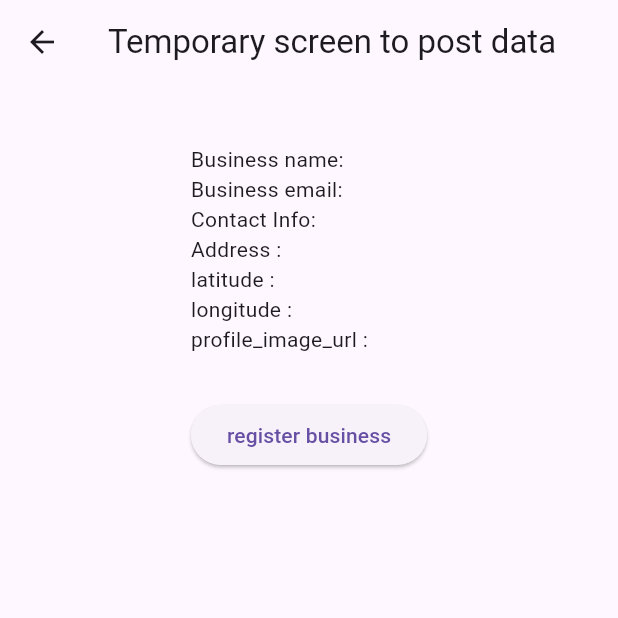
After one commit to sandeepraju124/backend, a Flutter app: the PostBusiness screen opened directly, after a tap on "register business", on a phone screen of 412 x 824 dp, the top half of it. The commit adds this screen. Run offline on Flutter 3.47's test engine with Material 3 defaults, Android fonts, the phone set to English and light mode, and no system bars; our stand-ins replace dotted_border, flare_flutter, flutter_svg, flutter_typeahead, geolocator, google_maps_flutter and 3 more; missing offline and left inert: google_maps_webservice, razorpay_flutter, time_range_picker.

Commit message:
posting business is done

```diff
--- a/lib/provider/registrationdata.dart
+++ b/lib/provider/registrationdata.dart
@@ -10,10 +10,15 @@ class RegistrationProvider extends ChangeNotifier{
   Map<String, dynamic> _registrationData =  {
     'businessName' : '',
     'businessEmail':'',
+    'business_description':'',
     'contactInfo' : '',
     'address':'',
+    'country':'',
     'latitude': '',
-    'longitude': ''
+    'longitude': '',
+    'profile_image_url':'',
+    'category':'',
+    'sub_category':'',
 
   };
 
--- /dev/null
+++ b/lib/register/postbusinessdata.dart
@@ -0,0 +1,109 @@
+import 'dart:math';
+
+import 'package:backendapp/provider/registrationdata.dart';
+import 'package:flutter/material.dart';
+import 'package:provider/provider.dart';
+import 'package:http/http.dart' as http;
+
+class PostBusiness extends StatefulWidget {
+  const PostBusiness({super.key});
+
+  @override
+  State<PostBusiness> createState() => _PostBusinessState();
+}
+
+class _PostBusinessState extends State<PostBusiness> {
+  @override
+  Widget build(BuildContext context) {
+    var data = Provider.of<RegistrationProvider>(context);
+    return Scaffold(
+      appBar: AppBar(title: const Text("Temporary screen to post data")),
+      body: Center(
+        child: Column(
+          crossAxisAlignment: CrossAxisAlignment.start,
+          // mainAxisAlignment: MainAxisAlignment.center,
+          children: [
+            SizedBox(
+              height: 40,
+            ),
+            Text('Business name: ${data.registrationData['businessName']}'),
+            Text('Business email: ${data.registrationData['businessEmail']}'),
+            Text('Contact Info: ${data.registrationData['contactInfo']}'),
+            // const Text('Password: *****'),
+            Text('Address : ${data.registrationData['address']}'),
+            Text('latitude : ${data.registrationData['latitude']}'),
+            Text('longitude : ${data.registrationData['longitude']}'),
+            Text(
+                'profile_image_url : ${data.registrationData['profile_image_url']}'),
+            SizedBox(
+              height: 30,
+            ),
+            ElevatedButton(
+                onPressed: () {
+// "business_uid","business_name","business_description","contact_information","country",
+// "category","sub_category","profile_image_url","longitude","latitude","address"
+
+                  Future<void> postBusiness() async {
+                    // var data = Provider.of<RegistrationProvider>;
+                    print("before try");
+                    try {
+                      print("inside try");
+                      final url = Uri.parse(
+                          // "https://supernova1137.azurewebsites.net/testingdataimageupdate");
+                          "https://supernova1137.azurewebsites.net/pg/business");
+                      // final url = Uri.parse('https://revolution.azurewebsites.net/services');
+                      // final headers = {'Content-Type': 'application/json'};
+
+                      Map<String, String> body = {
+                        'business_uid': "dodntknowbutsearch",
+                        'business_name': data.registrationData['businessName'],
+                        'business_description':
+                            data.registrationData['business_description'],
+                        'contact_information':
+                            data.registrationData['contactInfo'],
+                        'country': "india",
+                        'category': data.registrationData['category'],
+                        'sub_category': data.registrationData['sub_category'],
+                        'latitude': data.registrationData['latitude'].toString(),
+                        'longitude': data.registrationData['longitude'].toString()
+                        // 'image' : _ffsaiImage
+                      };
+                      print(" try");
+                      print(Random(5).nextInt(5));
+
+                      // final response = await http.post(url, body: body);
+                      final request = http.MultipartRequest('POST', url,)
+                        ..files.add(await http.MultipartFile.fromPath(
+                            'profile_image_url',
+                            data.registrationData['profile_image_url']))
+                        ..fields.addAll(body);
+                      final response = await request.send();
+                      print(response.statusCode);
+                      print(response);
+                      if (response.statusCode == 200) {
+                        final responseBody =
+                            await response.stream.bytesToString();
+                        print(responseBody);
+                        // return 'Service created successfully';
+                      } else {
+                        throw Exception('Failed to create service');
+                      }
+                    } catch (e) {
+                      print(e.toString());
+                      throw Exception('Failed to create service: $e');
+                    }
+                  }
+
+                  postBusiness();
+                },
+                child: Text("register business"))
+            // Text('Latitude: ${widget.lat }',),
+            // Text('Langitude: ${widget.lang }'),
+            // Text('image name : ${fileName}'),
+            // Text(' : ${.text}'),
+          ],
+        ),
+      ),
+    );
+  }
+}
--- a/lib/screens/dialoge.dart
+++ b/lib/screens/dialoge.dart
@@ -1,4 +1,6 @@
 import 'package:backendapp/provider/registrationdata.dart';
+import 'package:backendapp/register/postbusinessdata.dart';
+import 'package:backendapp/utils/navigators.dart';
 import 'package:flutter/material.dart';
 import 'package:provider/provider.dart';
 
@@ -34,7 +36,8 @@ Future<void> showConfirmationDialog(context, description,{double? latitude, doub
               };
               data.updateBusinessData(latlong);
               // Perform actions on location confirmation
-              Navigator.of(context).pop();
+              // Navigator.of(context).pop();
+              navigatorPush(context, PostBusiness());
             },
           ),
         ],
```
Also changed, not shown: lib/http.dart (+47 -0 lines), lib/register/addService.dart (+26 -10 lines), lib/register/location_search_screen.dart (+32 -2 lines), 2 other files.
